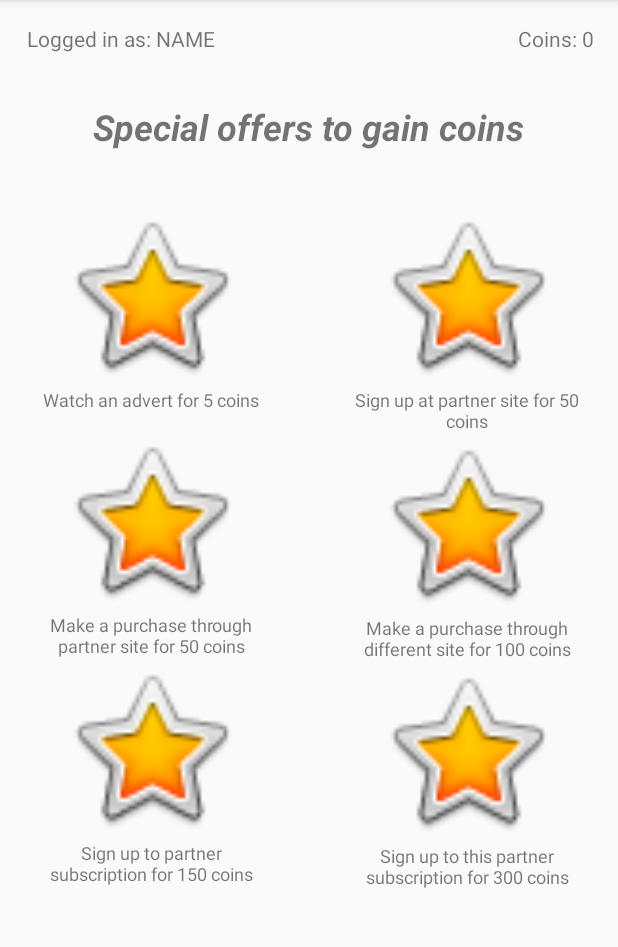
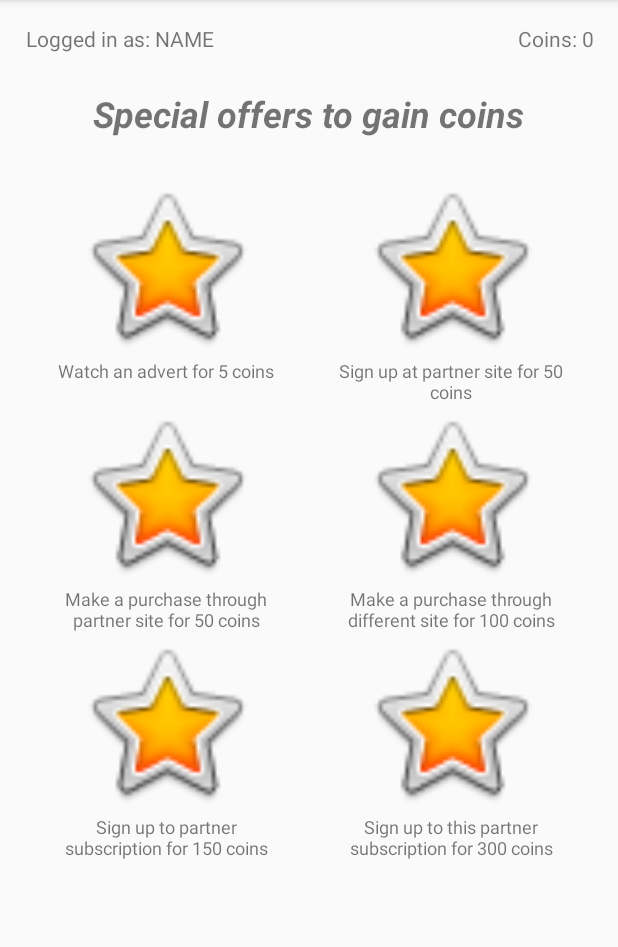
Before and after one commit to willmb98/Fitness, an Android app: the fragment OffersFragment shown on its own in the app's theme, on a phone screen of 412 x 824 dp, the part 84-1031 px from its top. Run offline under Robolectric (Android 15) with nearby library versions, the phone set to English and light mode, and no system bars; 2 statements that could not run were skipped.

Commit message:
fixed some layouts

```diff
--- a/app/src/main/java/com/example/fitness/DatabaseMethods.kt
+++ b/app/src/main/java/com/example/fitness/DatabaseMethods.kt
@@ -4,6 +4,8 @@ import android.util.Log
 import org.json.JSONArray
 import org.json.JSONObject
 import org.jsoup.Jsoup
+
+//a collection of methods that connect toi a very basic php interface for the MySql database
 
 object DatabaseMethods {
     fun checkLogin(username: String, password: String):JSONObject?{
--- a/app/src/main/java/com/example/fitness/NavDrawer.kt
+++ b/app/src/main/java/com/example/fitness/NavDrawer.kt
@@ -1,8 +1,12 @@
 package com.example.fitness
 
+import android.content.Context
 import android.os.Bundle
+import android.util.AttributeSet
 import android.util.Log
 import android.view.Menu
+import android.view.View
+import android.widget.TextView
 import android.widget.Toast
 import com.google.android.material.navigation.NavigationView
 import androidx.navigation.findNavController
--- a/app/src/main/java/com/example/fitness/ui/CharityFragment.kt
+++ b/app/src/main/java/com/example/fitness/ui/OffersFragment.kt
@@ -13,8 +13,10 @@ import com.example.fitness.MainActivity
 import com.example.fitness.NavDrawer
 import com.example.fitness.R
 import kotlinx.android.synthetic.main.fragment_charity.*
+import kotlinx.coroutines.newSingleThreadContext
+import kotlinx.coroutines.runBlocking
 
-class CharityFragment : Fragment() {
+class OffersFragment : Fragment() {
     private lateinit var Charity1 : ImageView
     private lateinit var Charity2 : ImageView
     private lateinit var Charity3 : ImageView
@@ -25,7 +27,7 @@ class CharityFragment : Fragment() {
     override fun onCreateView(inflater: LayoutInflater, container: ViewGroup?,
                               savedInstanceState: Bundle?): View? {
         return inflater.inflate(R.layout.fragment_charity, container, false)
-        TODO("Rename Charity Section to Special Offers")
+        //TODO("Rename Charity Section to Special Offers")
     }
 
     override fun onViewCreated(view: View, savedInstanceState: Bundle?){
@@ -34,30 +36,36 @@ class CharityFragment : Fragment() {
         currencyCounter2.text = "You currently have ${(activity as? NavDrawer)!!.currentUserCurrency} coins"
         nameView2.text = "Logged in as ${(activity as? NavDrawer)!!.currentUserName}"
 
-        Charity1 = view.findViewById(R.id.CharitySignUp1)
-        Charity2 = view.findViewById(R.id.CharitySignUp2)
-        Charity3 = view.findViewById(R.id.CharitySignUp3)
-        Charity4 = view.findViewById(R.id.CharitySignUp4)
-        Charity5 = view.findViewById(R.id.CharitySignUp5)
-        Charity6 = view.findViewById(R.id.CharitySignUp6)
-
-        Charity1.setOnClickListener {
-            TODO("Connect to database, add 5 coins")
+        CharitySignUp1.setOnClickListener {
+            (activity as NavDrawer).currentUserCurrency += 5
+            updateCoins()
         }
-        Charity2.setOnClickListener {
-            TODO("Connect to database, add 50 coins")
+        CharitySignUp2.setOnClickListener {
+            (activity as NavDrawer).currentUserCurrency += 50
+            updateCoins()
         }
-        Charity3.setOnClickListener {
-            TODO("Connect to database, add 50 coins")
+        CharitySignUp3.setOnClickListener {
+            (activity as NavDrawer).currentUserCurrency += 50
+            updateCoins()
         }
-        Charity4.setOnClickListener {
-            TODO("Connect to database, add 100 coins")
+        CharitySignUp4.setOnClickListener {
+            (activity as NavDrawer).currentUserCurrency += 100
+            updateCoins()
         }
-        Charity5.setOnClickListener {
-            TODO("Connect to database, add 150 coins")
+        CharitySignUp5.setOnClickListener {
+            (activity as NavDrawer).currentUserCurrency += 150
+            updateCoins()
         }
-        Charity6.setOnClickListener {
-            TODO("Connect to database, add 300 coins")
+        CharitySignUp6.setOnClickListener {
+            (activity as NavDrawer).currentUserCurrency += 300
+            updateCoins()
         }
     }
+
+    fun updateCoins() {
+        runBlocking (newSingleThreadContext("NetworkThread")) {
+            DatabaseMethods.updateCoins((activity as NavDrawer).currentUserCurrency, (activity as NavDrawer).currentUserDbId)
+        }
+        currencyCounter2.text = "coins: ${(activity as NavDrawer).currentUserCurrency}"
+    }
 }
--- a/app/src/main/java/com/example/fitness/ui/StoreFragment.kt
+++ b/app/src/main/java/com/example/fitness/ui/StoreFragment.kt
@@ -30,7 +30,7 @@ class StoreFragment : Fragment() {
     override fun onViewCreated(view: View, savedInstanceState: Bundle?) {
         super.onViewCreated(view, savedInstanceState)
 
-        currencyCounter.text = "You currently have ${(activity as? NavDrawer)!!.currentUserCurrency} coins"
+        currencyCounter.text = "Your coins: ${(activity as? NavDrawer)!!.currentUserCurrency}"
         nameView5.text = "Logged in as ${(activity as? NavDrawer)!!.currentUserName}"
 
         val buttonList = mutableListOf<ImageButton>()
--- a/app/src/main/java/com/example/fitness/ui/ViewWorkoutFragment.kt
+++ b/app/src/main/java/com/example/fitness/ui/ViewWorkoutFragment.kt
@@ -1,11 +1,9 @@
 package com.example.fitness.ui
 
-import android.content.Intent
 import android.os.Bundle
 import android.view.LayoutInflater
 import android.view.View
 import android.view.ViewGroup
-import android.widget.Button
 import androidx.fragment.app.Fragment
 import com.example.fitness.*
 
@@ -16,7 +14,7 @@ class ViewWorkoutFragment : Fragment() {
                               savedInstanceState: Bundle?): View? {
 
         return inflater.inflate(R.layout.fragment_view_workout, container, false)
-        TODO("Connect ViewWorkout to Database - Download list of activities from Database")
+        //TODO("Connect ViewWorkout to Database - Download list of activities from Database")
     }
 
 }
--- a/app/src/main/res/layout/fragment_charity.xml
+++ b/app/src/main/res/layout/fragment_charity.xml
@@ -23,146 +23,9 @@
         android:layout_marginStart="17dp"
         android:layout_marginLeft="17dp"
         android:layout_marginTop="16dp"
-        android:layout_marginEnd="268dp"
-        android:layout_marginRight="268dp"
         android:text="Logged in as: NAME"
-        app:layout_constraintEnd_toEndOf="parent"
         app:layout_constraintStart_toStartOf="parent"
         app:layout_constraintTop_toTopOf="parent" />
-
-    <ImageView
-        android:id="@+id/CharitySignUp1"
-        android:layout_width="153dp"
-        android:layout_height="122dp"
-        android:layout_marginStart="24dp"
-        android:layout_marginLeft="24dp"
-        android:layout_marginTop="136dp"
-        app:layout_constraintStart_toStartOf="parent"
-        app:layout_constraintTop_toTopOf="parent"
-        app:srcCompat="@android:drawable/btn_star_big_on" />
-
-    <ImageView
-        android:id="@+id/CharitySignUp3"
-        android:layout_width="153dp"
-        android:layout_height="122dp"
-        android:layout_marginTop="28dp"
-        app:layout_constraintEnd_toEndOf="@+id/CharitySignUp1"
-        app:layout_constraintHorizontal_bias="0.0"
-        app:layout_constraintStart_toStartOf="@+id/CharitySignUp1"
-        app:layout_constraintTop_toBottomOf="@+id/CharitySignUp1"
-        app:srcCompat="@android:drawable/btn_star_big_on" />
-
-    <TextView
-        android:id="@+id/charitytxt6"
-        android:layout_width="154dp"
-        android:layout_height="30dp"
-        android:gravity="center_horizontal"
-        android:text="Sign up to this partner subscription for 300 coins"
-        android:textSize="12sp"
-        app:layout_constraintEnd_toEndOf="@+id/CharitySignUp2"
-        app:layout_constraintHorizontal_bias="0.0"
-        app:layout_constraintStart_toStartOf="@+id/CharitySignUp2"
-        app:layout_constraintTop_toBottomOf="@+id/CharitySignUp6" />
-
-    <TextView
-        android:id="@+id/charitytxt3"
-        android:layout_width="154dp"
-        android:layout_height="30dp"
-        android:gravity="center_horizontal"
-        android:text="Sign up at partner site for 50 coins"
-        android:textSize="12sp"
-        app:layout_constraintEnd_toEndOf="@+id/CharitySignUp2"
-        app:layout_constraintHorizontal_bias="0.0"
-        app:layout_constraintStart_toStartOf="@+id/CharitySignUp2"
-        app:layout_constraintTop_toBottomOf="@+id/CharitySignUp2" />
-
-    <ImageView
-        android:id="@+id/CharitySignUp4"
-        android:layout_width="153dp"
-        android:layout_height="122dp"
-        app:layout_constraintEnd_toEndOf="@+id/CharitySignUp2"
-        app:layout_constraintHorizontal_bias="0.0"
-        app:layout_constraintStart_toStartOf="@+id/CharitySignUp2"
-        app:layout_constraintTop_toBottomOf="@+id/charitytxt3"
-        app:srcCompat="@android:drawable/btn_star_big_on" />
-
-    <TextView
-        android:id="@+id/charitytxt2"
-        android:layout_width="154dp"
-        android:layout_height="30dp"
-        android:gravity="center_horizontal"
-        android:text="Watch an advert for 5 coins"
-        android:textSize="12sp"
-        app:layout_constraintEnd_toEndOf="@+id/CharitySignUp1"
-        app:layout_constraintHorizontal_bias="0.0"
-        app:layout_constraintStart_toStartOf="@+id/CharitySignUp1"
-        app:layout_constraintTop_toBottomOf="@+id/CharitySignUp1" />
-
-    <TextView
-        android:id="@+id/charitytxt5"
-        android:layout_width="154dp"
-        android:layout_height="30dp"
-        android:gravity="center_horizontal"
-        android:text="Make a purchase through partner site for 50 coins"
-        android:textSize="12sp"
-        app:layout_constraintEnd_toEndOf="@+id/CharitySignUp1"
-        app:layout_constraintHorizontal_bias="0.0"
-        app:layout_constraintStart_toStartOf="@+id/CharitySignUp1"
-        app:layout_constraintTop_toBottomOf="@+id/CharitySignUp3" />
-
-    <ImageView
-        android:id="@+id/CharitySignUp2"
-        android:layout_width="153dp"
-        android:layout_height="122dp"
-        android:layout_marginEnd="24dp"
-        android:layout_marginRight="24dp"
-        app:layout_constraintEnd_toEndOf="parent"
-        app:layout_constraintTop_toTopOf="@+id/CharitySignUp1"
-        app:srcCompat="@android:drawable/btn_star_big_on" />
-
-    <ImageView
-        android:id="@+id/CharitySignUp5"
-        android:layout_width="153dp"
-        android:layout_height="122dp"
-        app:layout_constraintEnd_toEndOf="@+id/CharitySignUp3"
-        app:layout_constraintHorizontal_bias="1.0"
-        app:layout_constraintStart_toStartOf="@+id/CharitySignUp3"
-        app:layout_constraintTop_toBottomOf="@+id/charitytxt5"
-        app:srcCompat="@android:drawable/btn_star_big_on" />
-
-    <TextView
-        android:id="@+id/charitytxt7"
-        android:layout_width="154dp"
-        android:layout_height="30dp"
-        android:gravity="center_horizontal"
-        android:text="Sign up to partner subscription for 150 coins"
-        android:textSize="12sp"
-        app:layout_constraintEnd_toEndOf="@+id/CharitySignUp1"
-        app:layout_constraintHorizontal_bias="0.0"
-        app:layout_constraintStart_toStartOf="@+id/CharitySignUp1"
-        app:layout_constraintTop_toBottomOf="@+id/CharitySignUp5" />
-
-    <TextView
-        android:id="@+id/charitytxt4"
-        android:layout_width="154dp"
-        android:layout_height="30dp"
-        android:gravity="center_horizontal"
-        android:text="Make a purchase through different site for 100 coins"
-        android:textSize="12sp"
-        app:layout_constraintEnd_toEndOf="@+id/CharitySignUp2"
-        app:layout_constraintHorizontal_bias="0.0"
-        app:layout_constraintStart_toStartOf="@+id/CharitySignUp2"
-        app:layout_constraintTop_toBottomOf="@+id/CharitySignUp4" />
-
-    <ImageView
-        android:id="@+id/CharitySignUp6"
-        android:layout_width="153dp"
-        android:layout_height="122dp"
-        app:layout_constraintEnd_toEndOf="@+id/CharitySignUp4"
-        app:layout_constraintHorizontal_bias="0.0"
-        app:layout_constraintStart_toStartOf="@+id/CharitySignUp4"
-        app:layout_constraintTop_toBottomOf="@+id/charitytxt4"
-        app:srcCompat="@android:drawable/btn_star_big_on" />
 
     <TextView
         android:id="@+id/charitytxt"
@@ -170,7 +33,7 @@
         android:layout_height="41dp"
         android:layout_marginStart="8dp"
         android:layout_marginLeft="8dp"
-        android:layout_marginTop="68dp"
+        android:layout_marginTop="24dp"
         android:layout_marginEnd="8dp"
         android:layout_marginRight="8dp"
         android:gravity="center_horizontal"
@@ -180,6 +43,127 @@
         app:layout_constraintEnd_toEndOf="parent"
         app:layout_constraintHorizontal_bias="0.538"
         app:layout_constraintStart_toStartOf="parent"
-        app:layout_constraintTop_toTopOf="parent" />
+        app:layout_constraintTop_toBottomOf="@+id/nameView2" />
+
+    <ScrollView
+        android:layout_width="0dp"
+        android:layout_height="0dp"
+        android:layout_marginStart="16dp"
+        android:layout_marginLeft="16dp"
+        android:layout_marginTop="16dp"
+        android:layout_marginEnd="16dp"
+        android:layout_marginRight="16dp"
+        app:layout_constraintBottom_toBottomOf="parent"
+        app:layout_constraintEnd_toEndOf="parent"
+        app:layout_constraintStart_toStartOf="parent"
+        app:layout_constraintTop_toBottomOf="@+id/charitytxt">
+
+        <LinearLayout
+            android:layout_width="match_parent"
+            android:layout_height="wrap_content"
+            android:orientation="horizontal">
+
+            <LinearLayout
+                android:layout_width="match_parent"
+                android:layout_height="match_parent"
+                android:layout_weight="1"
+                android:gravity="center_horizontal"
+                android:orientation="vertical">
+
+                <ImageView
+                    android:id="@+id/CharitySignUp1"
+                    android:layout_width="153dp"
+                    android:layout_height="122dp"
+                    app:srcCompat="@android:drawable/btn_star_big_on" />
+
+                <TextView
+                    android:id="@+id/charitytxt2"
+                    android:layout_width="154dp"
+                    android:layout_height="30dp"
+                    android:gravity="center_horizontal"
+                    android:text="Watch an advert for 5 coins"
+                    android:textSize="12sp" />
+
+                <ImageView
+                    android:id="@+id/CharitySignUp3"
+                    android:layout_width="153dp"
+                    android:layout_height="122dp"
+                    app:srcCompat="@android:drawable/btn_star_big_on" />
+
+                <TextView
+                    android:id="@+id/charitytxt5"
+                    android:layout_width="154dp"
+                    android:layout_height="30dp"
+                    android:gravity="center_horizontal"
+                    android:text="Make a purchase through partner site for 50 coins"
+                    android:textSize="12sp" />
+
+                <ImageView
+                    android:id="@+id/CharitySignUp5"
+                    android:layout_width="153dp"
+                    android:layout_height="122dp"
+                    app:srcCompat="@android:drawable/btn_star_big_on" />
+
+                <TextView
+                    android:id="@+id/charitytxt7"
+                    android:layout_width="154dp"
+                    android:layout_height="30dp"
+                    android:gravity="center_horizontal"
+                    android:text="Sign up to partner subscription for 150 coins"
+                    android:textSize="12sp" />
+
+            </LinearLayout>
+
+            <LinearLayout
+                android:layout_width="match_parent"
+                android:layout_height="match_parent"
+                android:layout_weight="1"
+                android:gravity="center_horizontal"
+                android:orientation="vertical">
+
+                <ImageView
+                    android:id="@+id/CharitySignUp2"
+                    android:layout_width="153dp"
+                    android:layout_height="122dp"
+                    app:srcCompat="@android:drawable/btn_star_big_on" />
+
+                <TextView
+                    android:id="@+id/charitytxt3"
+                    android:layout_width="154dp"
+                    android:layout_height="30dp"
+                    android:gravity="center_horizontal"
+                    android:text="Sign up at partner site for 50 coins"
+                    android:textSize="12sp" />
+
+                <ImageView
+                    android:id="@+id/CharitySignUp4"
+                    android:layout_width="153dp"
+                    android:layout_height="122dp"
+                    app:srcCompat="@android:drawable/btn_star_big_on" />
+
+                <TextView
+                    android:id="@+id/charitytxt4"
+                    android:layout_width="154dp"
+                    android:layout_height="30dp"
+                    android:gravity="center_horizontal"
+                    android:text="Make a purchase through different site for 100 coins"
+                    android:textSize="12sp" />
+
+                <ImageView
+                    android:id="@+id/CharitySignUp6"
+                    android:layout_width="153dp"
+                    android:layout_height="122dp"
+                    app:srcCompat="@android:drawable/btn_star_big_on" />
+
+                <TextView
+                    android:id="@+id/charitytxt6"
+                    android:layout_width="154dp"
+                    android:layout_height="30dp"
+                    android:gravity="center_horizontal"
+                    android:text="Sign up to this partner subscription for 300 coins"
+                    android:textSize="12sp" />
+            </LinearLayout>
+        </LinearLayout>
+    </ScrollView>
 
 </androidx.constraintlayout.widget.ConstraintLayout>
--- a/app/src/main/res/menu/activity_nav_draw_drawer.xml
+++ b/app/src/main/res/menu/activity_nav_draw_drawer.xml
@@ -14,8 +14,8 @@
             android:title="@string/menu_shop" />
         <item
             android:id="@+id/nav_Charity"
-            android:icon="@drawable/ic_charity"
-            android:title="@string/menu_charity" />
+            android:icon="@drawable/ic_coupon"
+            android:title="Offers" />
         <item
             android:id="@+id/nav_Workout"
             android:icon="@drawable/ic_weights"
--- a/app/src/main/res/navigation/mobile_navigation.xml
+++ b/app/src/main/res/navigation/mobile_navigation.xml
@@ -19,7 +19,7 @@
 
     <fragment
         android:id="@+id/nav_Charity"
-        android:name="com.example.fitness.ui.CharityFragment"
+        android:name="com.example.fitness.ui.OffersFragment"
         android:label="@string/menu_charity"
         tools:layout="@layout/fragment_charity" />
 
```
Also changed, not shown: app/src/main/java/com/example/fitness/MainActivity.kt (+4 -3 lines), app/src/main/java/com/example/fitness/ui/CreateWorkoutFragment.kt (+2 -5 lines), app/src/main/java/com/example/fitness/ui/HomeFragment.kt (+5 -5 lines), app/src/main/res/layout/activity_main.xml (+25 -8 lines), app/src/main/res/layout/exersize_list_item.xml (deleted, +0 -30 lines), app/src/main/res/layout/fragment_main_page.xml (+103 -129 lines), app/src/main/res/layout/fragment_store.xml (+7 -8 lines), app/src/main/res/layout/nav_header_nav_draw.xml (+1 -6 lines).
